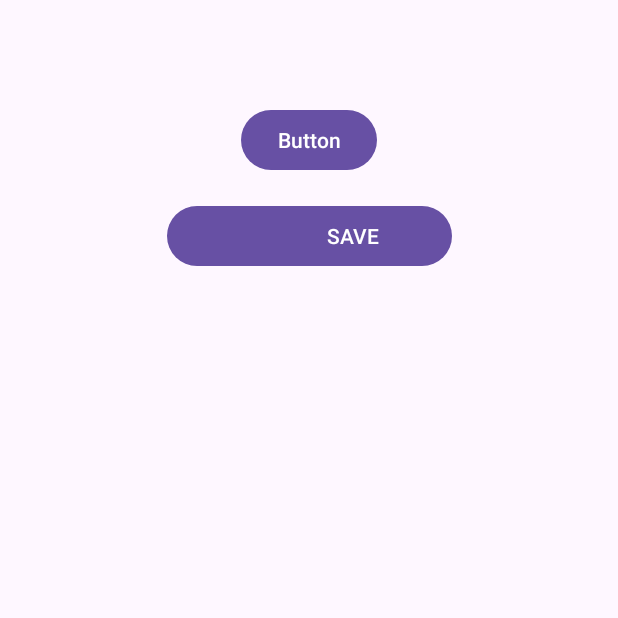
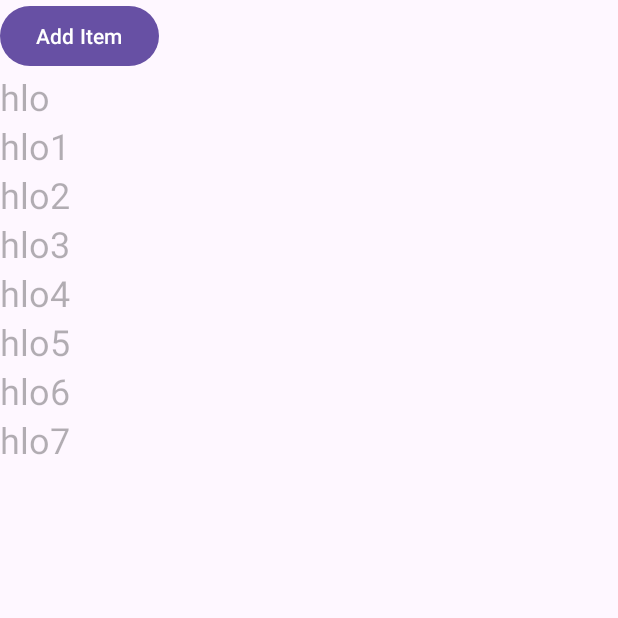
Before and after one commit to AkshMavani/abc, an Android app: the screen it shows after launch (MainActivity), on a phone screen of 412 x 824 dp, the top half of it. Run offline under Robolectric (Android 15) with nearby library versions, the phone set to English and light mode, and no system bars.

Commit message:
blur...123

```diff
--- a/app/src/main/AndroidManifest.xml
+++ b/app/src/main/AndroidManifest.xml
@@ -38,6 +38,9 @@
         android:theme="@style/Theme.Delete"
         tools:targetApi="31">
         <activity
+            android:name=".sqlite.MainActivity"
+            android:exported="false" />
+        <activity
             android:name=".bllotothh.MainActivity_listAll"
             android:exported="false" />
         <activity
@@ -74,7 +77,7 @@
             android:name=".pager.MainActivity"
             android:exported="false" />
         <activity
-            android:name=".sqlite.MainActivity"
+            android:name=".abc.MainActivity"
             android:exported="true">
             <intent-filter>
                 <action android:name="android.intent.action.MAIN" />
--- /dev/null
+++ b/app/src/main/java/com/example/delete/abc/MainActivity.kt
@@ -0,0 +1,64 @@
+package com.example.delete.abc
+
+import android.annotation.SuppressLint
+import androidx.appcompat.app.AppCompatActivity
+import android.os.Bundle
+import android.view.LayoutInflater
+import android.view.View
+import android.view.ViewGroup
+import android.widget.Button
+import android.widget.TextView
+import androidx.recyclerview.widget.LinearLayoutManager
+import androidx.recyclerview.widget.RecyclerView
+import com.example.delete.R
+
+
+class MainActivity : AppCompatActivity() {
+    private lateinit var recyclerView: RecyclerView
+    private lateinit var adapter: MyAdapter1
+    private val dataList = mutableListOf<String>()
+
+    @SuppressLint("MissingInflatedId", "NotifyDataSetChanged")
+    override fun onCreate(savedInstanceState: Bundle?) {
+        super.onCreate(savedInstanceState)
+        setContentView(R.layout.activity_main10)
+        recyclerView = findViewById(R.id.recycler_view)
+        recyclerView.layoutManager = LinearLayoutManager(this)
+        dataList.add("hlo")
+        dataList.add("hlo1")
+        dataList.add("hlo2")
+        dataList.add("hlo3")
+        dataList.add("hlo4")
+        dataList.add("hlo5")
+        dataList.add("hlo6")
+        dataList.add("hlo7")
+
+        adapter = MyAdapter1(dataList)
+        recyclerView.adapter = adapter
+
+
+        val addButton = findViewById<Button>(R.id.add_button)
+        addButton.setOnClickListener {
+            val newItem = "New Item ${dataList.size + 1}"
+            dataList.add(0, newItem) // Add new item at the top of the list
+            adapter.notifyDataSetChanged()
+        }
+    }
+}
+class MyAdapter1(private val dataList: MutableList<String>) : RecyclerView.Adapter<MyAdapter1.MyViewHolder>() {
+    override fun onCreateViewHolder(parent: ViewGroup, viewType: Int): MyViewHolder {
+        val view = LayoutInflater.from(parent.context).inflate(R.layout.item_layout, parent, false)
+        return MyViewHolder(view)
+    }
+
+    override fun onBindViewHolder(holder: MyViewHolder, position: Int) {
+        holder.textView.text = dataList[position]
+    }
+
+    override fun getItemCount(): Int {
+        return dataList.size
+    }
+    class MyViewHolder(itemView: View) : RecyclerView.ViewHolder(itemView) {
+        val textView: TextView = itemView.findViewById(R.id.text_view)
+    }
+}
--- /dev/null
+++ b/app/src/main/res/layout/activity_main10.xml
@@ -0,0 +1,19 @@
+<?xml version="1.0" encoding="utf-8"?>
+<LinearLayout xmlns:android="http://schemas.android.com/apk/res/android"
+    xmlns:app="http://schemas.android.com/apk/res-auto"
+    android:layout_width="match_parent"
+    android:layout_height="match_parent"
+    android:orientation="vertical">
+
+    <Button
+        android:id="@+id/add_button"
+        android:layout_width="wrap_content"
+        android:layout_height="wrap_content"
+        android:text="Add Item" />
+
+    <androidx.recyclerview.widget.RecyclerView
+        android:id="@+id/recycler_view"
+        android:layout_width="match_parent"
+        android:layout_height="match_parent" />
+
+</LinearLayout>
--- /dev/null
+++ b/app/src/main/res/layout/item_layout.xml
@@ -0,0 +1,14 @@
+<?xml version="1.0" encoding="utf-8"?>
+<LinearLayout xmlns:android="http://schemas.android.com/apk/res/android"
+    android:layout_width="match_parent"
+    android:layout_height="wrap_content"
+    android:orientation="vertical">
+
+    <TextView
+        android:id="@+id/text_view"
+        android:textColor="@color/black"
+        android:layout_width="match_parent"
+        android:layout_height="wrap_content"
+        android:textSize="24sp" />
+
+</LinearLayout>
```
Also changed, not shown: app/src/main/java/com/example/delete/image/Custom_Adapter.kt (+34 -36 lines), app/src/main/java/com/example/delete/image/MainActivity_Img.kt (+4 -5 lines).
